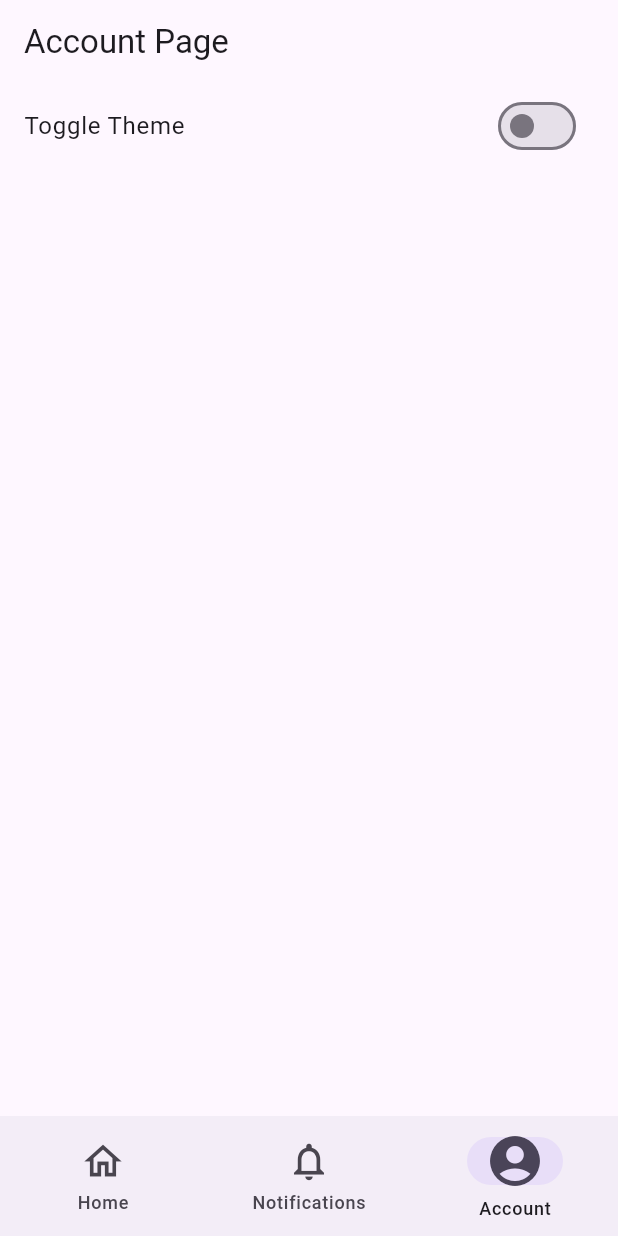
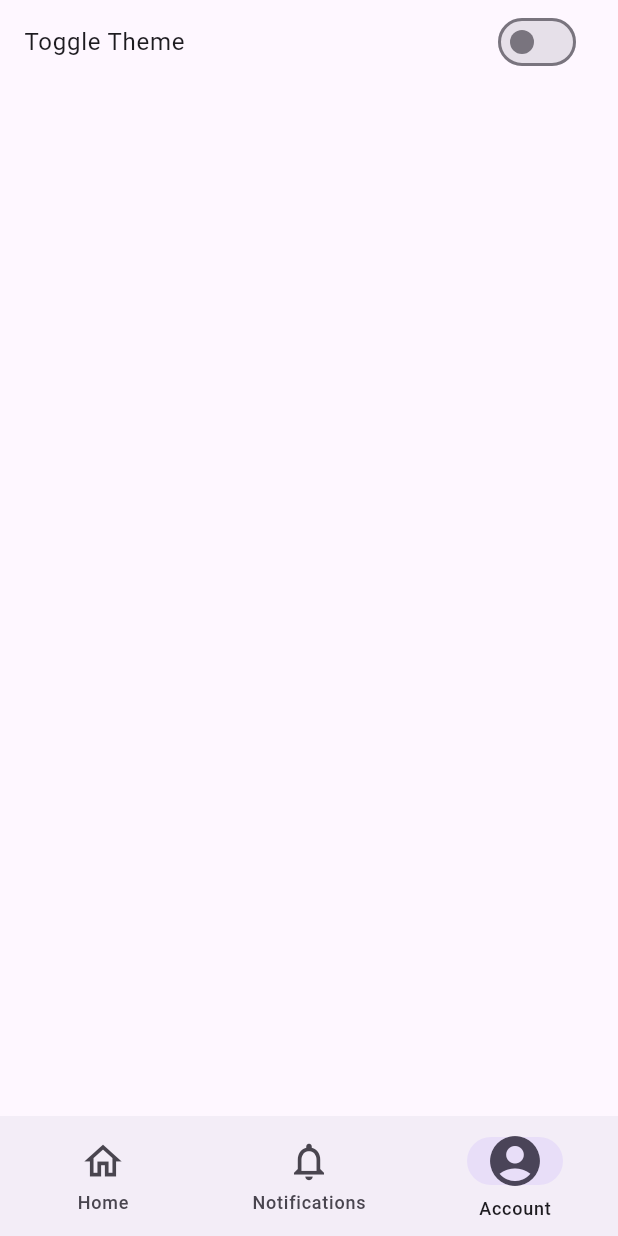
Before and after one commit to aayushman950/Air-Quality-Monitoring-System, a Flutter app: the screen it shows after launch, item 3 of the bottom bar chosen, on a phone screen of 412 x 824 dp. Run offline on Flutter 3.47's test engine with Material 3 defaults, Android fonts, the light colour scheme and no system bars.

Commit message:
removed appbar from account page

```diff
--- a/aqms/lib/main.dart
+++ b/aqms/lib/main.dart
@@ -20,6 +20,7 @@ class MyApp extends StatelessWidget {
     return Consumer<ThemeModel>(
       builder: (context, theme, child) {
         return MaterialApp(
+          debugShowCheckedModeBanner: false,
           theme: theme.isDarkMode ? ThemeData.dark() : ThemeData.light(),
           home: BottomNavBar(),
         );
--- a/aqms/lib/pages/account_page.dart
+++ b/aqms/lib/pages/account_page.dart
@@ -9,9 +9,6 @@ class AccountPage extends StatelessWidget {
   Widget build(BuildContext context) {
     return SafeArea(
       child: Scaffold(
-        appBar: AppBar(
-          title: Text("Account Page"),
-        ),
         body: ListTile(
           title: Text("Toggle Theme"),
           trailing: Switch(
```
